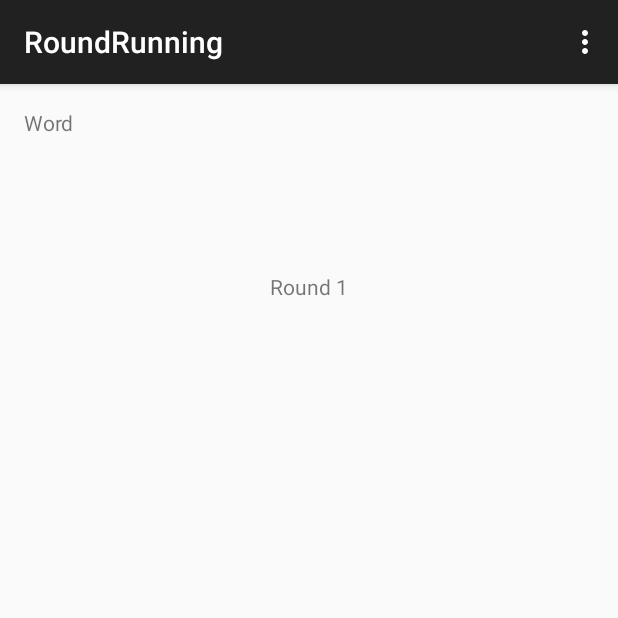
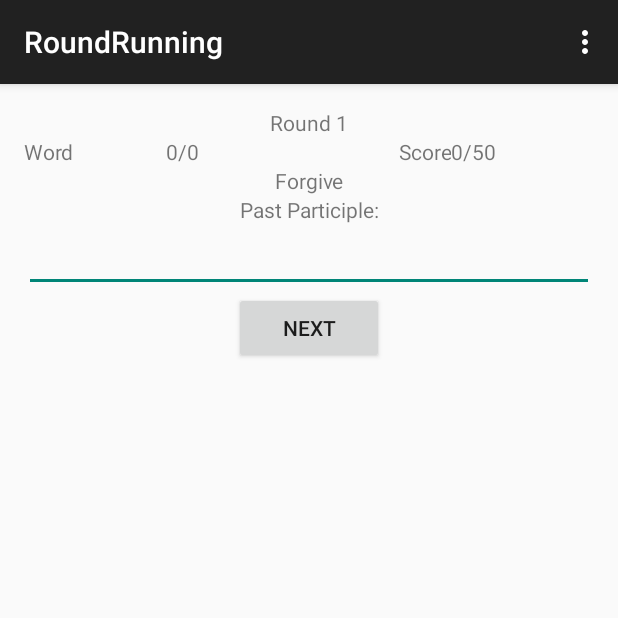
Before and after one commit to mauriciominella/AndroidVerbTrainer, an Android app: the screen it shows after launch (RoundRunActivity), after a tap on "ROUND 1", on a phone screen of 412 x 824 dp, the top half of it. Run offline under Robolectric (Android 15) with nearby library versions, the phone set to English and light mode, and no system bars; 2 statements that could not run were skipped.

Commit message:
Basic view structure added to RoundRunActivity. RounInfo class created to place the round logic as the start and end index. Also more methods have been added to RoundRunController to build the Round run logic

```diff
--- a/CapigoaTrainer/app/src/main/java/com/bravi/capigoatrainer/app/MainActivity.java
+++ b/CapigoaTrainer/app/src/main/java/com/bravi/capigoatrainer/app/MainActivity.java
@@ -23,7 +23,7 @@ public class MainActivity extends ActionBarActivity {
         setContentView(R.layout.activity_main);
 
         this.verbList = new VerbList();
-        this.verbList.Load();
+        this.verbList.loadFullVerbList();
 
         HookRoundButtonClickHandlers();
     }
--- a/CapigoaTrainer/app/src/main/java/com/bravi/capigoatrainer/app/RoundRunActivity.java
+++ b/CapigoaTrainer/app/src/main/java/com/bravi/capigoatrainer/app/RoundRunActivity.java
@@ -20,7 +20,7 @@ public class RoundRunActivity extends ActionBarActivity {
         int roundNumber = b.getInt(MainActivity.ROUND_NUMBER_KEY);
 
         RoundRunController roundController = new RoundRunController(roundNumber);
-        roundController.Load();
+        roundController.Start();
 
         TextView roundTitle = (TextView)findViewById(R.id.txtRoundRunTitle);
         roundTitle.setText("Round " + Integer.toString(roundNumber));
--- a/CapigoaTrainer/app/src/main/java/com/bravi/capigoatrainer/domain/RoundRunController.java
+++ b/CapigoaTrainer/app/src/main/java/com/bravi/capigoatrainer/domain/RoundRunController.java
@@ -9,17 +9,34 @@ import java.util.List;
 public class RoundRunController {
 
     private int roundNumber;
-    private List<RoundRunItem> roundVerList = null;
+    private List<RoundRunItem> roundVerbList = null;
 
     /*Constructor*/
-    public RoundRunController(int _roundNumber){
-        this.roundNumber = _roundNumber;
-        this.roundVerList = new ArrayList<RoundRunItem>();
+    public RoundRunController(){
+
     }
 
-    public void Load(){
+    public void Start(int _roundNumber){
 
+        this.roundNumber = _roundNumber;
+        this.roundVerbList = new ArrayList<RoundRunItem>();
 
+        //Load the list of verbs
+        VerbList verbList = new VerbList();
+        verbList.loadFullVerbList();
+
+        //Load the round info
+        RoundInfo roundInfo = new RoundInfo(this.roundNumber);
+        roundInfo.loadInfo();
+
+        //Select the verbs that belong to the current round
+        List<Verb> roundVerbList = verbList.list.subList(roundInfo.getStartIndex(), roundInfo.getEndIndex());
+
+        //Set the current initial verb
+        //Set the current tense
+    }
+
+    public void Next(){
 
     }
 }
--- a/CapigoaTrainer/app/src/main/res/layout/activity_round_run.xml
+++ b/CapigoaTrainer/app/src/main/res/layout/activity_round_run.xml
@@ -1,4 +1,4 @@
-<RelativeLayout xmlns:android="http://schemas.android.com/apk/res/android"
+<LinearLayout xmlns:android="http://schemas.android.com/apk/res/android"
     xmlns:tools="http://schemas.android.com/tools"
     android:layout_width="match_parent"
     android:layout_height="match_parent"
@@ -6,35 +6,129 @@
     android:paddingRight="@dimen/activity_horizontal_margin"
     android:paddingTop="@dimen/activity_vertical_margin"
     android:paddingBottom="@dimen/activity_vertical_margin"
+    android:orientation="vertical"
     tools:context="com.bravi.capigoatrainer.app.RoundRunActivity">
 
+    <!-- Round Title Layout -->
+    <LinearLayout
+        android:orientation="vertical"
+        android:layout_width="fill_parent"
+        android:layout_height="wrap_content">
+
+        <TextView
+            android:layout_width="fill_parent"
+            android:layout_height="wrap_content"
+            android:text=""
+            android:id="@+id/txtRoundRunTitle"
+            android:layout_alignParentTop="true"
+            android:layout_gravity="center_horizontal"
+            android:gravity="center_horizontal"
+            android:layout_centerHorizontal="true" />
+
+     </LinearLayout>
+
+    <!-- Word and Current Score Layout  -->
     <LinearLayout
         android:layout_width="fill_parent"
         android:layout_height="wrap_content"
-        android:orientation="horizontal">
+        android:orientation="horizontal"
+        android:layout_gravity="left">
 
         <TextView
-            android:layout_width="wrap_content"
+            android:layout_width="0dp"
             android:layout_height="wrap_content"
             android:text="@string/lbl_word"
             android:layout_gravity="left"
+            android:layout_weight="1"
             />
 
         <TextView
             android:id="@+id/txt_wordNumber"
-            android:layout_width="wrap_content"
+            android:layout_width="0dp"
+            android:layout_height="wrap_content"
+            android:layout_gravity="left"
+            android:layout_weight="1"
+            android:gravity="left"
+            android:text="0/0"
+            />
+
+        <TextView
+            android:layout_width="0dp"
             android:layout_height="wrap_content"
             android:layout_gravity="right"
+            android:text="@string/lbl_score"
+            android:layout_weight="1"
+            android:gravity="right"
+            />
+
+        <TextView
+            android:id="@+id/txt_score"
+            android:layout_width="0dp"
+            android:layout_height="wrap_content"
+            android:layout_gravity="right"
+            android:layout_weight="1"
+            android:gravity="left"
+            android:text="0/50"
             />
 
         </LinearLayout>
 
-    <TextView
-        android:layout_width="wrap_content"
+        <!-- Infinitive Verb Layout -->
+        <LinearLayout
+            android:layout_width="fill_parent"
+            android:layout_height="wrap_content">
+
+            <TextView
+                android:id="@+id/txt_infinitiveVerb"
+                android:layout_width="fill_parent"
+                android:layout_height="wrap_content"
+                android:text="Forgive"
+                android:gravity="center_horizontal"
+                />
+
+        </LinearLayout>
+
+    <!-- Current Verb tense Layout -->
+    <LinearLayout
+        android:layout_width="fill_parent"
+        android:layout_height="wrap_content">
+
+        <TextView
+            android:id="@+id/txt_currentVerbTense"
+            android:layout_width="fill_parent"
+            android:layout_height="wrap_content"
+            android:text="Past Participle:"
+            android:gravity="center_horizontal"
+            />
+
+    </LinearLayout>
+
+    <!-- Verb input Layout -->
+    <LinearLayout
+        android:layout_width="fill_parent"
+        android:layout_height="wrap_content">
+
+        <EditText
+            android:id="@+id/txt_verbInput"
+            android:layout_width="fill_parent"
+            android:layout_height="wrap_content"
+            android:inputType="text"/>
+
+    </LinearLayout>
+
+    <!-- Next button Layout -->
+    <LinearLayout
+        android:layout_width="fill_parent"
         android:layout_height="wrap_content"
-        android:text=""
-        android:id="@+id/txtRoundRunTitle"
-        android:layout_alignParentTop="true"
-        android:layout_centerHorizontal="true"
-        android:layout_marginTop="109dp" />
-</RelativeLayout>
+        android:gravity="center_horizontal">
+
+    <Button
+        android:id="@+id/btn_NextVerb"
+        android:layout_width="100dp"
+        android:layout_height="wrap_content"
+        android:text="@string/btn_nextVerbText"
+        />
+
+    </LinearLayout>
+
+</LinearLayout>
--- a/CapigoaTrainer/app/src/main/res/values/strings.xml
+++ b/CapigoaTrainer/app/src/main/res/values/strings.xml
@@ -20,5 +20,7 @@
     <string name="hint_round7">Start round 7</string>
     <string name="title_activity_round_running">RoundRunning</string>
     <string name="lbl_word">Word</string>
+    <string name="lbl_score">Score</string>
+    <string name="btn_nextVerbText">Next</string>
 
 </resources>
```
Also changed, not shown: CapigoaTrainer/app/src/main/java/com/bravi/capigoatrainer/domain/RoundInfo.java (added, +74 -0 lines), CapigoaTrainer/app/src/main/java/com/bravi/capigoatrainer/domain/VerbList.java (+0 -17 lines).
